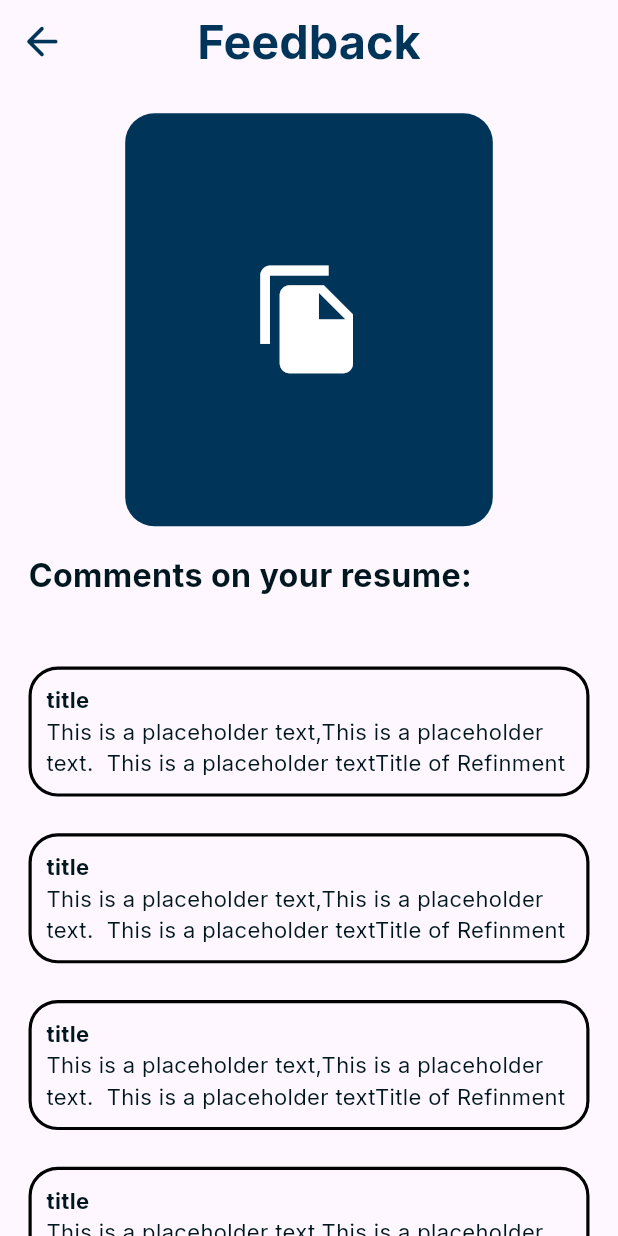
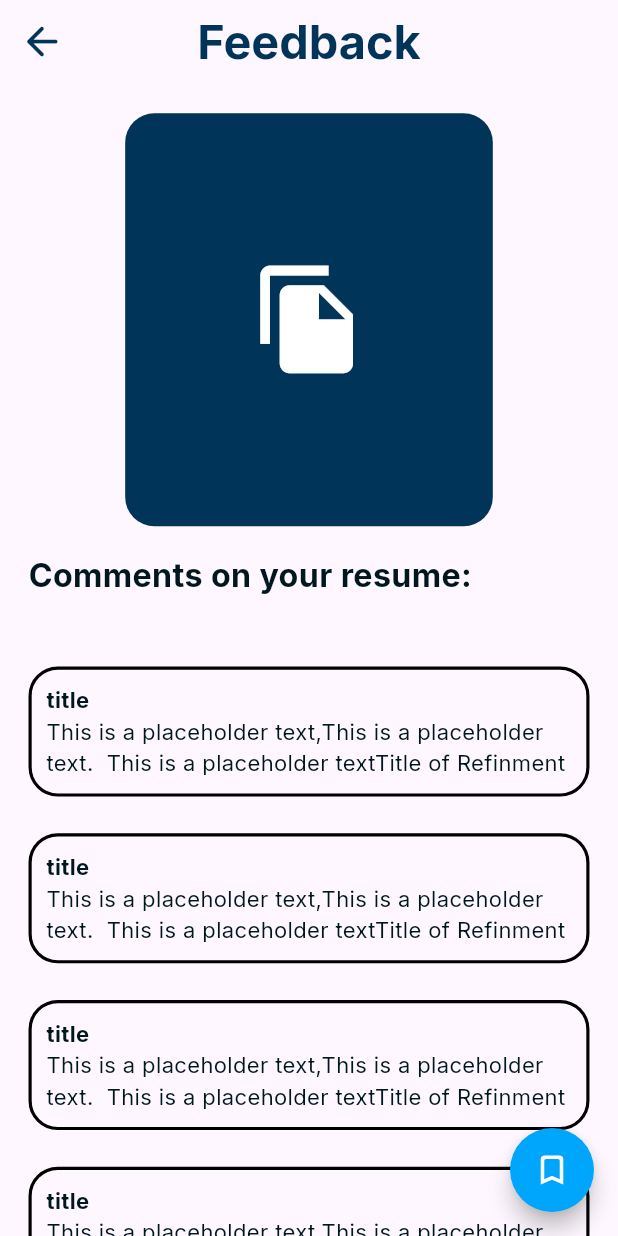
Before and after one commit to MohammedMotlaq/CVHAT, a Flutter app: the FeedbackPage screen opened directly, on a phone screen of 412 x 824 dp. Run offline on Flutter 3.47's test engine with Material 3 defaults, Android fonts, the phone set to English and light mode, and no system bars; our stand-ins replace file_picker, flutter_screenutil; missing offline and left inert: syncfusion_flutter_pdfviewer.

Commit message:
feat: save icon button

```diff
--- a/lib/views/feedback_screen/feedback_page.dart
+++ b/lib/views/feedback_screen/feedback_page.dart
@@ -72,6 +72,17 @@ class FeedbackPage extends StatelessWidget {
             ),
           ),
         ),
+        floatingActionButton: FloatingActionButton(
+          shape: const CircleBorder(),
+          backgroundColor: AppColors.secondary_3,
+          tooltip: "Save",
+          onPressed: () {},
+          child: Icon(
+            Icons.bookmark_border_rounded,
+            size: 24.w,
+            color: AppColors.bgWhite,
+          ),
+        ),
       ),
     );
   }
```
